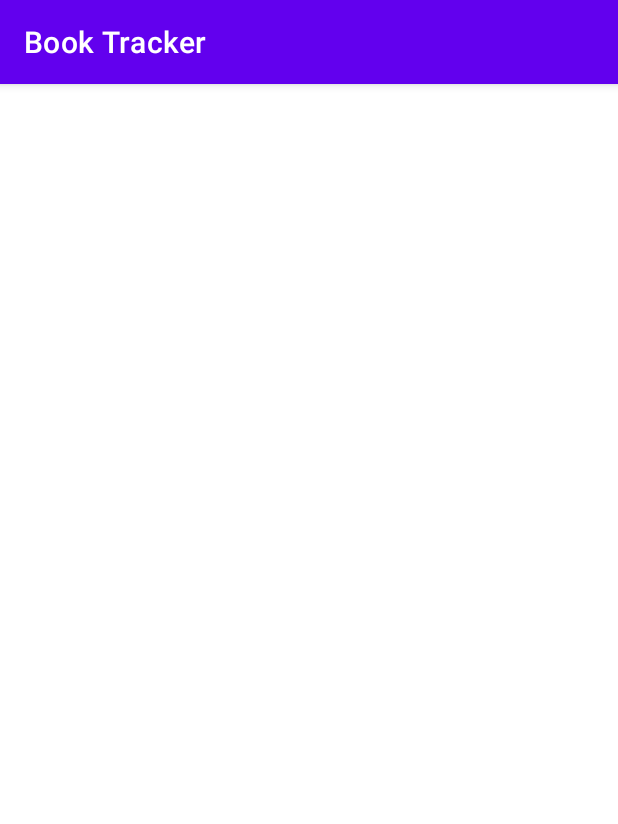
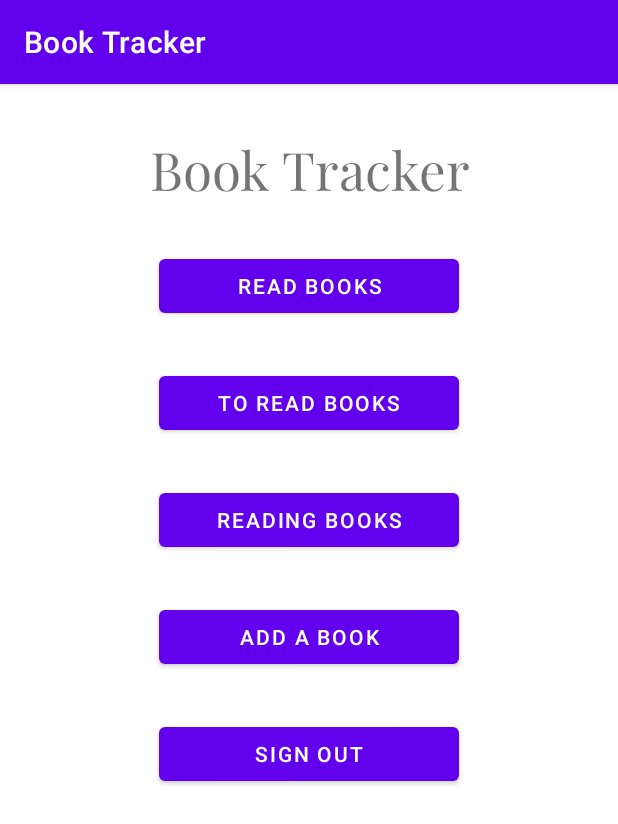
Before and after one commit to florinrm/Book-Tracker, an Android app: the screen it shows after launch once a user with an empty profile is signed in (MainActivity before the commit, MenuActivity after it), on a phone screen of 412 x 824 dp. Shown: the top 824 px of the screen. Run offline under Robolectric (Android 15) with nearby library versions, the phone set to English and light mode, and no system bars; our stand-ins replace Firebase (no records; nobody signed in at launch, a user with empty details on screens opened directly), Timber, data binding.

```diff
--- a/app/src/main/AndroidManifest.xml
+++ b/app/src/main/AndroidManifest.xml
@@ -16,7 +16,7 @@
                 <category android:name="android.intent.category.LAUNCHER" />
             </intent-filter>
         </activity>
-        <activity android:name=".MainActivity">
+        <activity android:name=".MenuActivity">
             <intent-filter>
                 <action android:name="android.intent.action.MAIN" />
             </intent-filter>
--- a/app/src/main/java/com/example/booktracker/MainActivity.kt
+++ b/app/src/main/java/com/example/booktracker/MenuActivity.kt
@@ -3,9 +3,9 @@ package com.example.booktracker
 import androidx.appcompat.app.AppCompatActivity
 import android.os.Bundle
 
-class MainActivity : AppCompatActivity() {
+class MenuActivity : AppCompatActivity() {
     override fun onCreate(savedInstanceState: Bundle?) {
         super.onCreate(savedInstanceState)
-        setContentView(R.layout.activity_main)
+        setContentView(R.layout.activity_menu)
     }
 }
--- /dev/null
+++ b/app/src/main/java/com/example/booktracker/addbook/Statuses.kt
@@ -0,0 +1,5 @@
+package com.example.booktracker.addbook
+
+const val READ = "Read"
+const val TO_READ = "To read"
+const val READING = "Reading"
--- a/app/src/main/java/com/example/booktracker/login/LoginFragment.kt
+++ b/app/src/main/java/com/example/booktracker/login/LoginFragment.kt
@@ -10,7 +10,7 @@ import androidx.databinding.DataBindingUtil
 import androidx.fragment.app.Fragment
 import androidx.lifecycle.ViewModelProvider
 import androidx.navigation.fragment.findNavController
-import com.example.booktracker.MainActivity
+import com.example.booktracker.MenuActivity
 import com.example.booktracker.R
 import com.example.booktracker.databinding.FragmentLoginBinding
 
@@ -30,8 +30,10 @@ class LoginFragment : Fragment() {
         viewModel.user.observe(viewLifecycleOwner, { user ->
             if (user != null) {
                 Toast.makeText(activity, "User logged in!", Toast.LENGTH_SHORT).show()
-                val intent = Intent(activity, MainActivity::class.java)
+                val intent = Intent(activity, MenuActivity::class.java)
                 startActivity(intent)
+            } else {
+                Toast.makeText(activity, "Cannot login!", Toast.LENGTH_SHORT).show()
             }
         })
 
--- /dev/null
+++ b/app/src/main/java/com/example/booktracker/menu/MenuFragment.kt
@@ -0,0 +1,39 @@
+package com.example.booktracker.menu
+
+import android.os.Bundle
+import androidx.fragment.app.Fragment
+import android.view.LayoutInflater
+import android.view.View
+import android.view.ViewGroup
+import androidx.databinding.DataBindingUtil
+import androidx.lifecycle.ViewModelProvider
+import androidx.navigation.fragment.findNavController
+import com.example.booktracker.R
+import com.example.booktracker.databinding.FragmentMenuBinding
+import com.example.booktracker.login.LoginViewModel
+
+class MenuFragment : Fragment() {
+    private lateinit var binding: FragmentMenuBinding
+    private lateinit var viewModel: MenuViewModel
+
+    override fun onCreateView(
+        inflater: LayoutInflater, container: ViewGroup?,
+        savedInstanceState: Bundle?
+    ): View {
+        binding = DataBindingUtil.inflate(inflater, R.layout.fragment_menu, container, false)
+        viewModel = ViewModelProvider(this).get(MenuViewModel::class.java)
+
+        binding.menuModelView = viewModel
+
+        binding.addBookButton.setOnClickListener {
+            findNavController().navigate(MenuFragmentDirections.actionMenuFragmentToAddBookFragment())
+        }
+
+        binding.signOutButton.setOnClickListener {
+            viewModel.logout()
+            findNavController().navigate(MenuFragmentDirections.actionMenuFragmentToLoginFragment3())
+        }
+
+        return binding.root
+    }
+}
--- /dev/null
+++ b/app/src/main/java/com/example/booktracker/menu/MenuViewModel.kt
@@ -0,0 +1,20 @@
+package com.example.booktracker.menu
+
+import android.app.Application
+import androidx.lifecycle.AndroidViewModel
+import androidx.lifecycle.MutableLiveData
+import com.example.booktracker.auth.AuthAppRepository
+import com.google.firebase.auth.FirebaseUser
+
+class MenuViewModel(application: Application) : AndroidViewModel(application) {
+    private val user: MutableLiveData<FirebaseUser>
+    private val authAppRepository: AuthAppRepository = AuthAppRepository(application)
+
+    init {
+        user = authAppRepository.userLiveData
+    }
+
+    fun logout() {
+        authAppRepository.logOut()
+    }
+}
--- a/app/src/main/java/com/example/booktracker/signup/SignUpFragment.kt
+++ b/app/src/main/java/com/example/booktracker/signup/SignUpFragment.kt
@@ -8,11 +8,9 @@ import android.view.ViewGroup
 import android.widget.Toast
 import androidx.databinding.DataBindingUtil
 import androidx.fragment.app.Fragment
-import androidx.lifecycle.Observer
 import androidx.lifecycle.ViewModelProvider
-import com.example.booktracker.MainActivity
+import com.example.booktracker.MenuActivity
 import com.example.booktracker.R
-import com.example.booktracker.UserAccountActivity
 import com.example.booktracker.databinding.FragmentSignUpBinding
 
 class SignUpFragment : Fragment() {
@@ -33,7 +31,7 @@ class SignUpFragment : Fragment() {
         viewModel.user.observe(viewLifecycleOwner, { user ->
             if (user != null) {
                 Toast.makeText(activity, "User created!", Toast.LENGTH_SHORT).show()
-                val intent = Intent(activity, MainActivity::class.java)
+                val intent = Intent(activity, MenuActivity::class.java)
                 startActivity(intent)
             }
         })
--- a/app/src/main/res/layout/activity_main.xml
+++ /dev/null
@@ -1,8 +0,0 @@
-<?xml version="1.0" encoding="utf-8"?>
-<androidx.constraintlayout.widget.ConstraintLayout xmlns:android="http://schemas.android.com/apk/res/android"
-    xmlns:app="http://schemas.android.com/apk/res-auto"
-    xmlns:tools="http://schemas.android.com/tools"
-    android:layout_width="match_parent"
-    android:layout_height="match_parent"
-    tools:context=".MainActivity">
-</androidx.constraintlayout.widget.ConstraintLayout>
--- /dev/null
+++ b/app/src/main/res/layout/activity_menu.xml
@@ -0,0 +1,18 @@
+<?xml version="1.0" encoding="utf-8"?>
+<androidx.constraintlayout.widget.ConstraintLayout xmlns:android="http://schemas.android.com/apk/res/android"
+    xmlns:app="http://schemas.android.com/apk/res-auto"
+    xmlns:tools="http://schemas.android.com/tools"
+    android:layout_width="match_parent"
+    android:layout_height="match_parent"
+    tools:context=".MenuActivity">
+
+    <androidx.fragment.app.FragmentContainerView
+        android:id="@+id/fragment"
+        android:name="androidx.navigation.fragment.NavHostFragment"
+        android:layout_width="match_parent"
+        android:layout_height="match_parent"
+        app:defaultNavHost="true"
+        app:navGraph="@navigation/app_navigation"
+        tools:layout_editor_absoluteX="124dp"
+        tools:layout_editor_absoluteY="232dp" />
+</androidx.constraintlayout.widget.ConstraintLayout>
--- /dev/null
+++ b/app/src/main/res/layout/fragment_menu.xml
@@ -0,0 +1,68 @@
+<?xml version="1.0" encoding="utf-8"?>
+<layout xmlns:android="http://schemas.android.com/apk/res/android"
+    xmlns:tools="http://schemas.android.com/tools">
+
+    <data>
+        <variable
+            name="menuModelView"
+            type="com.example.booktracker.menu.MenuViewModel" />
+    </data>
+
+    <LinearLayout
+        android:layout_width="match_parent"
+        android:layout_height="match_parent"
+        tools:context=".menu.MenuFragment"
+        android:orientation="vertical">
+
+        <TextView
+            android:id="@+id/app_title_menu"
+            android:layout_width="match_parent"
+            android:layout_height="wrap_content"
+            android:layout_marginTop="30dp"
+            android:fontFamily="@font/playfair_display"
+            android:text="@string/book_tracker"
+            android:textAlignment="center"
+            android:textSize="35sp" />
+
+        <Button
+            android:id="@+id/see_read_books_button"
+            android:layout_width="200dp"
+            android:layout_height="wrap_content"
+            android:layout_gravity="center"
+            android:layout_marginTop="30dp"
+            android:text="@string/read_books" />
+
+        <Button
+            android:id="@+id/see_to_read_books_button"
+            android:layout_width="200dp"
+            android:layout_height="wrap_content"
+            android:layout_gravity="center"
+            android:layout_marginTop="30dp"
+            android:text="@string/to_read_books" />
+
+        <Button
+            android:id="@+id/see_reading_books_button"
+            android:layout_width="200dp"
+            android:layout_height="wrap_content"
+            android:layout_gravity="center"
+            android:layout_marginTop="30dp"
+            android:text="@string/reading_books" />
+
+        <Button
+            android:id="@+id/add_book_button"
+            android:layout_width="200dp"
+            android:layout_height="wrap_content"
+            android:layout_gravity="center"
+            android:layout_marginTop="30dp"
+            android:text="@string/add_a_book" />
+
+        <Button
+            android:id="@+id/sign_out_button"
+            android:layout_width="200dp"
+            android:layout_height="wrap_content"
+            android:layout_gravity="center"
+            android:layout_marginTop="30dp"
+            android:text="@string/sign_out" />
+
+    </LinearLayout>
+</layout>
--- /dev/null
+++ b/app/src/main/res/navigation/app_navigation.xml
@@ -0,0 +1,27 @@
+<?xml version="1.0" encoding="utf-8"?>
+<navigation xmlns:android="http://schemas.android.com/apk/res/android"
+    xmlns:app="http://schemas.android.com/apk/res-auto"
+    xmlns:tools="http://schemas.android.com/tools"
+    android:id="@+id/app_navigation"
+    app:startDestination="@id/menuFragment">
+
+    <fragment
+        android:id="@+id/menuFragment"
+        android:name="com.example.booktracker.menu.MenuFragment"
+        android:label="MenuFragment">
+        <action
+            android:id="@+id/action_menuFragment_to_addBookFragment"
+            app:destination="@id/addBookFragment" />
+        <action
+            android:id="@+id/action_menuFragment_to_loginFragment3"
+            app:destination="@id/loginFragment3" />
+    </fragment>
+    <fragment
+        android:id="@+id/addBookFragment"
+        android:name="com.example.booktracker.addbook.AddBookFragment"
+        android:label="AddBookFragment" />
+    <fragment
+        android:id="@+id/loginFragment3"
+        android:name="com.example.booktracker.login.LoginFragment"
+        android:label="LoginFragment" />
+</navigation>
--- a/app/src/main/res/values/strings.xml
+++ b/app/src/main/res/values/strings.xml
@@ -6,4 +6,15 @@
     <!-- TODO: Remove or change this placeholder text -->
     <string name="hello_blank_fragment">Hello blank fragment</string>
     <string name="create_new_account">Create new account</string>
+    <string name="author">Author</string>
+    <string name="title">Title</string>
+    <string name="status">Status</string>
+    <string name="read_books">Read books</string>
+    <string name="to_read_books">To read books</string>
+    <string name="reading_books">Reading books</string>
+    <string name="add_a_book">Add a book</string>
+    <string name="sign_out">Sign out</string>
+    <string name="review">Review</string>
+    <string name="grade">Grade</string>
+    <string name="add_book">Add book</string>
 </resources>
```
Also changed, not shown: app/src/main/java/com/example/booktracker/addbook/AddBookFragment.kt (added, +59 -0 lines), app/src/main/java/com/example/booktracker/addbook/AddBookViewModel.kt (added, +7 -0 lines), app/src/main/res/layout/fragment_add_book.xml (added, +156 -0 lines).
